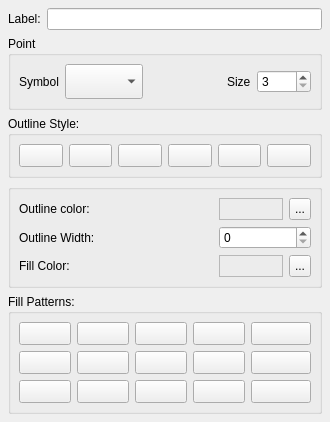
Old version of the form src/ui/qgssisydialogbase.ui in the repository qgis/QGIS.
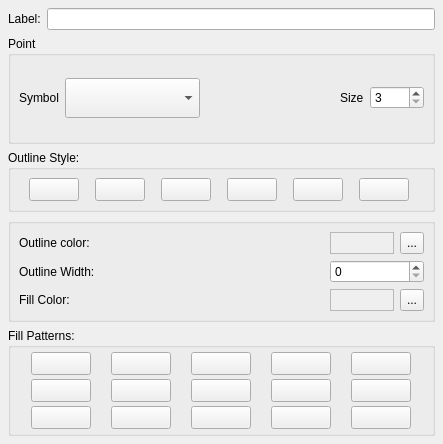
New version of the form.

Diff of the .ui file:
```diff
--- a/src/ui/qgssisydialogbase.ui
+++ b/src/ui/qgssisydialogbase.ui
@@ -8,8 +8,8 @@
    <rect>
     <x>0</x>
     <y>0</y>
-    <width>330</width>
-    <height>391</height>
+    <width>443</width>
+    <height>444</height>
    </rect>
   </property>
   <property name="sizePolicy" >
@@ -37,10 +37,10 @@
      </property>
      <layout class="QGridLayout" >
       <property name="margin" >
-       <number>8</number>
+       <number>4</number>
       </property>
       <property name="spacing" >
-       <number>6</number>
+       <number>4</number>
       </property>
       <item row="0" column="4" >
        <widget class="QToolButton" name="bdiag" >
@@ -54,8 +54,8 @@
         </property>
         <property name="minimumSize" >
          <size>
-          <width>60</width>
-          <height>23</height>
+          <width>0</width>
+          <height>0</height>
          </size>
         </property>
         <property name="maximumSize" >
@@ -87,8 +87,8 @@
         </property>
         <property name="minimumSize" >
          <size>
-          <width>60</width>
-          <height>23</height>
+          <width>0</width>
+          <height>0</height>
          </size>
         </property>
         <property name="maximumSize" >
@@ -139,8 +139,8 @@
         </property>
         <property name="minimumSize" >
          <size>
-          <width>60</width>
-          <height>23</height>
+          <width>0</width>
+          <height>0</height>
          </size>
         </property>
         <property name="maximumSize" >
@@ -602,6 +602,9 @@
           <height>22</height>
          </size>
         </property>
+        <property name="autoFillBackground" >
+         <bool>true</bool>
+        </property>
         <property name="frameShape" >
          <enum>QFrame::StyledPanel</enum>
         </property>
@@ -681,6 +684,9 @@
           <height>22</height>
          </size>
         </property>
+        <property name="autoFillBackground" >
+         <bool>true</bool>
+        </property>
         <property name="frameShape" >
          <enum>QFrame::StyledPanel</enum>
         </property>
```
